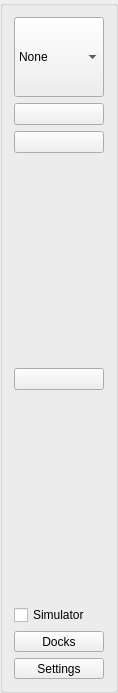
eringerli/QtOpenGuidance, file src/gui/GuidanceToolbar.ui: the form before one commit.
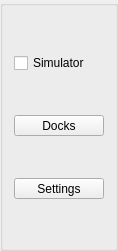
The form after the commit. Icons and pictures are not drawn.

```diff
--- a/src/gui/GuidanceToolbar.ui
+++ b/src/gui/GuidanceToolbar.ui
@@ -7,7 +7,7 @@
     <x>0</x>
     <y>0</y>
     <width>118</width>
-    <height>693</height>
+    <height>251</height>
    </rect>
   </property>
   <property name="windowTitle">
@@ -17,184 +17,6 @@
    <string/>
   </property>
   <layout class="QVBoxLayout" name="verticalLayout">
-   <item>
-    <widget class="QComboBox" name="cb_mode">
-     <property name="sizePolicy">
-      <sizepolicy hsizetype="Expanding" vsizetype="Fixed">
-       <horstretch>0</horstretch>
-       <verstretch>0</verstretch>
-      </sizepolicy>
-     </property>
-     <property name="minimumSize">
-      <size>
-       <width>80</width>
-       <height>80</height>
-      </size>
-     </property>
-     <property name="focusPolicy">
-      <enum>Qt::NoFocus</enum>
-     </property>
-     <property name="contextMenuPolicy">
-      <enum>Qt::NoContextMenu</enum>
-     </property>
-     <property name="toolTip">
-      <string>Guidance Mode</string>
-     </property>
-     <property name="sizeAdjustPolicy">
-      <enum>QComboBox::AdjustToContents</enum>
-     </property>
-     <property name="iconSize">
-      <size>
-       <width>55</width>
-       <height>55</height>
-      </size>
-     </property>
-     <item>
-      <property name="text">
-       <string>None</string>
-      </property>
-     </item>
-     <item>
-      <property name="text">
-       <string comment="AB-line"/>
-      </property>
-      <property name="icon">
-       <iconset resource="../../res/ressources.qrc">
-        <normaloff>:/icons/ABLineOn.png</normaloff>:/icons/ABLineOn.png</iconset>
-      </property>
-     </item>
-     <item>
-      <property name="text">
-       <string comment="Countour"/>
-      </property>
-      <property name="icon">
-       <iconset resource="../../res/ressources.qrc">
-        <normaloff>:/icons/ContourOn.png</normaloff>:/icons/ContourOn.png</iconset>
-      </property>
-     </item>
-     <item>
-      <property name="text">
-       <string comment="AB-Curve"/>
-      </property>
-      <property name="icon">
-       <iconset resource="../../res/ressources.qrc">
-        <normaloff>:/icons/CurveOn.png</normaloff>:/icons/CurveOn.png</iconset>
-      </property>
-     </item>
-    </widget>
-   </item>
-   <item>
-    <widget class="QPushButton" name="btn_AB">
-     <property name="enabled">
-      <bool>true</bool>
-     </property>
-     <property name="focusPolicy">
-      <enum>Qt::NoFocus</enum>
-     </property>
-     <property name="text">
-      <string/>
-     </property>
-     <property name="icon">
-      <iconset resource="../../res/ressources.qrc">
-       <normaloff>:/icons/LetterABlue.png</normaloff>
-       <normalon>:/icons/LetterBBlue.png</normalon>:/icons/LetterABlue.png</iconset>
-     </property>
-     <property name="iconSize">
-      <size>
-       <width>64</width>
-       <height>64</height>
-      </size>
-     </property>
-     <property name="checkable">
-      <bool>true</bool>
-     </property>
-     <property name="checked">
-      <bool>false</bool>
-     </property>
-    </widget>
-   </item>
-   <item>
-    <widget class="QPushButton" name="btn_snap">
-     <property name="focusPolicy">
-      <enum>Qt::NoFocus</enum>
-     </property>
-     <property name="text">
-      <string/>
-     </property>
-     <property name="icon">
-      <iconset theme="align-horizontal-center"/>
-     </property>
-     <property name="iconSize">
-      <size>
-       <width>64</width>
-       <height>64</height>
-      </size>
-     </property>
-    </widget>
-   </item>
-   <item>
-    <spacer name="verticalSpacer_2">
-     <property name="orientation">
-      <enum>Qt::Vertical</enum>
-     </property>
-     <property name="sizeHint" stdset="0">
-      <size>
-       <width>20</width>
-       <height>38</height>
-      </size>
-     </property>
-    </spacer>
-   </item>
-   <item>
-    <widget class="QPushButton" name="btn_autosteer">
-     <property name="focusPolicy">
-      <enum>Qt::NoFocus</enum>
-     </property>
-     <property name="toolTip">
-      <string>Autosteer</string>
-     </property>
-     <property name="text">
-      <string/>
-     </property>
-     <property name="icon">
-      <iconset theme="media-playback-start"/>
-     </property>
-     <property name="iconSize">
-      <size>
-       <width>64</width>
-       <height>64</height>
-      </size>
-     </property>
-     <property name="checkable">
-      <bool>true</bool>
-     </property>
-     <property name="checked">
-      <bool>false</bool>
-     </property>
-     <property name="autoDefault">
-      <bool>false</bool>
-     </property>
-     <property name="default">
-      <bool>false</bool>
-     </property>
-     <property name="flat">
-      <bool>false</bool>
-     </property>
-    </widget>
-   </item>
-   <item>
-    <spacer name="verticalSpacer_3">
-     <property name="orientation">
-      <enum>Qt::Vertical</enum>
-     </property>
-     <property name="sizeHint" stdset="0">
-      <size>
-       <width>20</width>
-       <height>40</height>
-      </size>
-     </property>
-    </spacer>
-   </item>
    <item>
     <widget class="QCheckBox" name="cbSimulator">
      <property name="focusPolicy">
```
Left out of the diff: 12 changed lines with no effect on the pictures.
